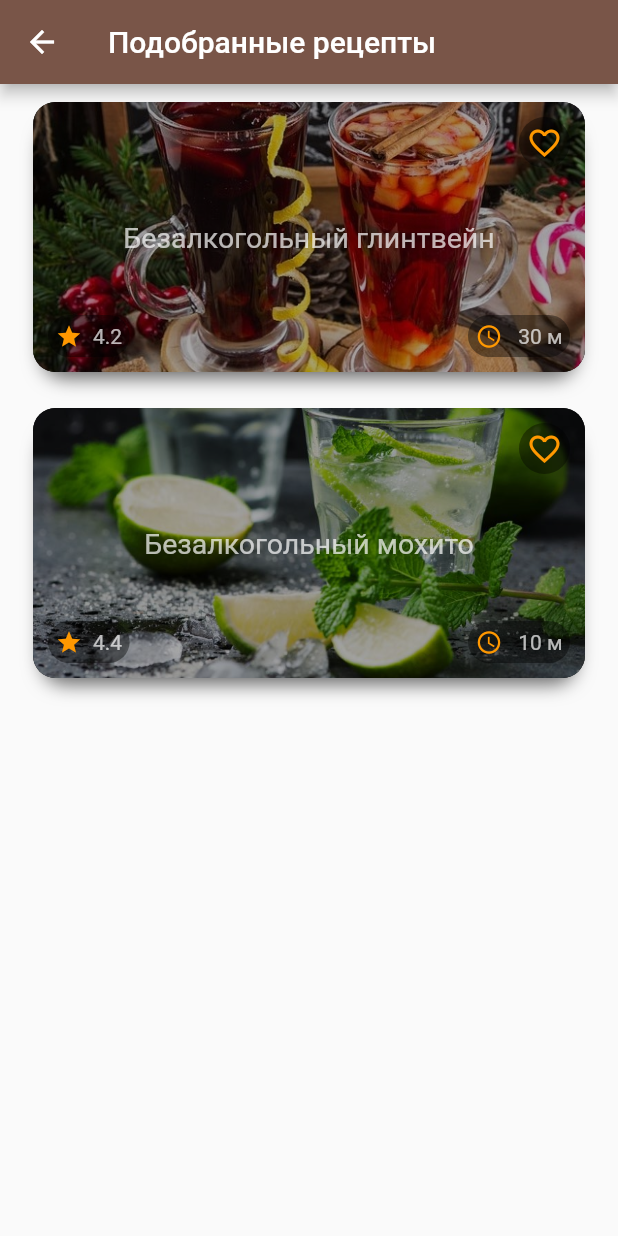
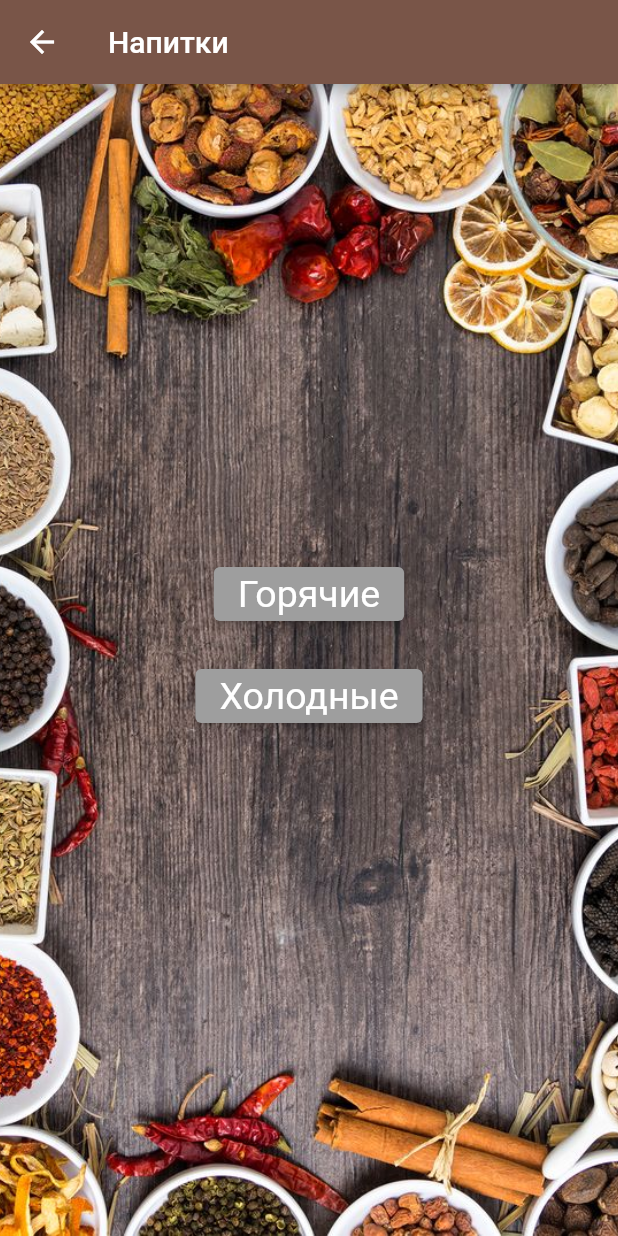
Before and after one commit to ekaterina432/JustChoose, a Flutter app: the Category screen opened by its route, after a tap on "Напитки", on a phone screen of 412 x 824 dp. Run offline on Flutter 3.47's test engine with Material 2 defaults, Android fonts, the phone set to English and light mode, and no system bars; our stand-ins replace sliding_up_panel, tab_indicator_styler; missing offline and left inert: duration.

Commit message:
Категория напитков

```diff
--- a/lib/categories/category.dart
+++ b/lib/categories/category.dart
@@ -80,11 +80,7 @@ class _CategoryState extends State<Category>{
                                   color: Colors.white))),
                           const Padding(padding: EdgeInsets.only(top:20),),
                           ElevatedButton(onPressed: (){
-                            Navigator.push(
-                                context,
-                                MaterialPageRoute(
-                                  builder: (context) => Final(category: Drinks(), ),
-                                ));
+                            Navigator.pushNamed(context, '/drinks');
                           },
                               style: ButtonStyle(
                                   backgroundColor: MaterialStateProperty.all(Colors.grey),
--- /dev/null
+++ b/lib/categories/drinks.dart
@@ -0,0 +1,73 @@
+import 'package:flutter/material.dart';
+import 'package:flutproj2/models/category_model.dart';
+import 'package:flutproj2/categories/final.dart';
+
+
+class Drink extends StatefulWidget{
+  const Drink({Key? key}) : super(key: key);
+  @override
+  _DrinkState createState() => _DrinkState();
+}
+class _DrinkState extends State<Drink>{
+
+  @override
+  Widget build(BuildContext context) {
+    return Scaffold(
+      appBar:
+      AppBar(
+        title: const Text("Напитки"),
+      ),
+      body: SafeArea(
+          child:Stack(
+              children: <Widget>[
+                Container(
+                  decoration: const BoxDecoration(
+                    image:  DecorationImage(image: AssetImage("assets/background.jpg"),
+                      fit: BoxFit.cover,),
+                  ),
+                ),
+                Center(
+                    child:
+                    Column(
+                        mainAxisAlignment: MainAxisAlignment.center,
+                        crossAxisAlignment: CrossAxisAlignment.center,
+                        children:[
+
+                          ElevatedButton(onPressed: (){
+                            Navigator.push(
+                                context,
+                                MaterialPageRoute(
+                                  builder: (context) => Final(category: HotDrinks(), ),
+                                ));
+                          },
+                              style: ButtonStyle(
+                                  backgroundColor: MaterialStateProperty.all(Colors.grey),
+                                  textStyle: MaterialStateProperty.all( const TextStyle(fontSize: 20))),
+                              child: const Text("Горячие", style: TextStyle(
+                                  fontSize: 25,
+                                  color: Colors.white))),
+                          const Padding(padding: EdgeInsets.only(top:20),),
+
+                          ElevatedButton(onPressed: (){
+                            Navigator.push(
+                                context,
+                                MaterialPageRoute(
+                                  builder: (context) => Final(category: ColdDrinks(), ),
+                                ));
+                          },
+                              style: ButtonStyle(
+                                  backgroundColor: MaterialStateProperty.all(Colors.grey),
+                                  textStyle: MaterialStateProperty.all(const TextStyle(fontSize: 20))),
+                              child: const  Text('Холодные', style: TextStyle(
+                                  fontSize: 25,
+                                  color: Colors.white))),
+                          const Padding(padding: EdgeInsets.only(top:20),),
+                        ]
+                    )
+                )
+              ]
+          )
+      ),
+    );
+  }
+}
--- a/lib/main.dart
+++ b/lib/main.dart
@@ -16,7 +16,7 @@ import 'package:flutproj2/categories/second_course.dart';
 import 'package:flutproj2/categories/first_course.dart';
 import 'package:flutproj2/models/category_model.dart';
 import 'package:flutproj2/categories/snacks.dart';
-import 'package:flutproj2/categories/snacks_page.dart';
+import 'package:flutproj2/categories/drinks.dart';
 
 void main() => runApp(
   ChangeNotifierProvider(
@@ -36,6 +36,7 @@ void main() => runApp(
         '/firstCourse':(context) => FirstCourse(),
         '/secondCourse':(context) => SecondCourse(),
         '/snacks':(context) => Snack(),
+        '/drinks':(context) => Drink(),
       },
       theme: ThemeData(
         primaryColor: Colors.orange,
--- a/lib/models/category_model.dart
+++ b/lib/models/category_model.dart
@@ -16,8 +16,13 @@ class SecondCourseModel extends CategoryModel{} // Второе блюдо
     class FriedSeafood extends FriedModel{} // Морепродукты
     class FriedVeget extends FriedModel{} // Овощи
   class Boiled extends SecondCourseModel{} // Вареное
+
 class Deserts extends CategoryModel{} // Десерты
+
 class Snacks extends CategoryModel{} // Закуски
   class HotSnacks extends Snacks{} // Горячие
   class ColdSnacks extends Snacks{} // Холодные
+
 class Drinks extends CategoryModel{} // Напитки
+  class HotDrinks extends Drinks{} // Горячие
+  class ColdDrinks extends Drinks{} // Холодные
--- a/lib/models/recipe_model.dart
+++ b/lib/models/recipe_model.dart
@@ -273,7 +273,7 @@ class RecipeModel{
       steps: [
         "Печенье смолоть блендером в крошку и смешать с маслом, полученное тесто выложить в форму, разровнять и спрятать в холодильник.",
         "Ягоды разморозить, сок слить. В соке развести желатин, дать набухнуть минут 30–40 и подогреть до полного растворения (не доводить до кипения!).",
-        "В ягоды добавить сахар, несильно размолоть блендером, смешать с йогуртом, добавить желатин, подождать, пока чуть схватиться, и вылить в форму с основой.",
+        "В ягоды добавить сахар, несильно размолоть блендером, смешать с йогуртом, добавить желатин, подождать, пока чуть схватится, и вылить в форму с основой.",
         "Дать застыть в холодильнике.",
         "Для более праздничного варианта можно взбить 200 мл жирных сливок (не меньше 30%) и добавить в суфле после желатина. Вкус станет еще более сливочным.",
         "Посыпьте десерт клюквой. Безумно вкусный десерт готов!",
@@ -312,7 +312,7 @@ class RecipeModel{
         id: '9',
         isFavorite: false,
         title: 'Безалкогольный глинтвейн',
-        category: Drinks(),
+        category: HotDrinks(),
         description:
         'Зима уже близко, а это значит, что настало время вспомнить о напитке, который поможет нам согреться. Глинтвейн — это не только вкусно, но и полезно. Особенно, если без алкоголя.',
         duration: const Duration(minutes: 30),
@@ -345,7 +345,7 @@ class RecipeModel{
       id: '10',
       isFavorite: false,
       title: 'Безалкогольный мохито',
-      category: Drinks(),
+      category: ColdDrinks(),
       description:
       'Это один из самых классических рецептов безалкогольного мохито, который очень освежает в жару.',
       duration: const Duration(minutes: 10),
```
Also changed, not shown: lib/categories/drinks_page.dart (added, +23 -0 lines), 1 other file.
